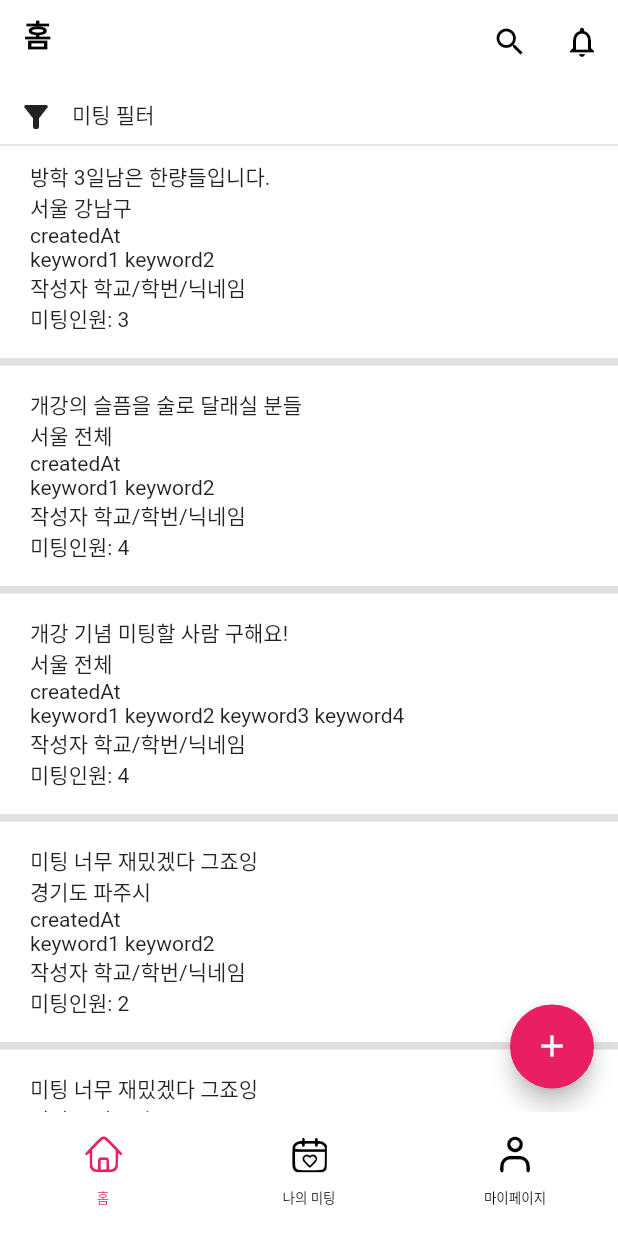
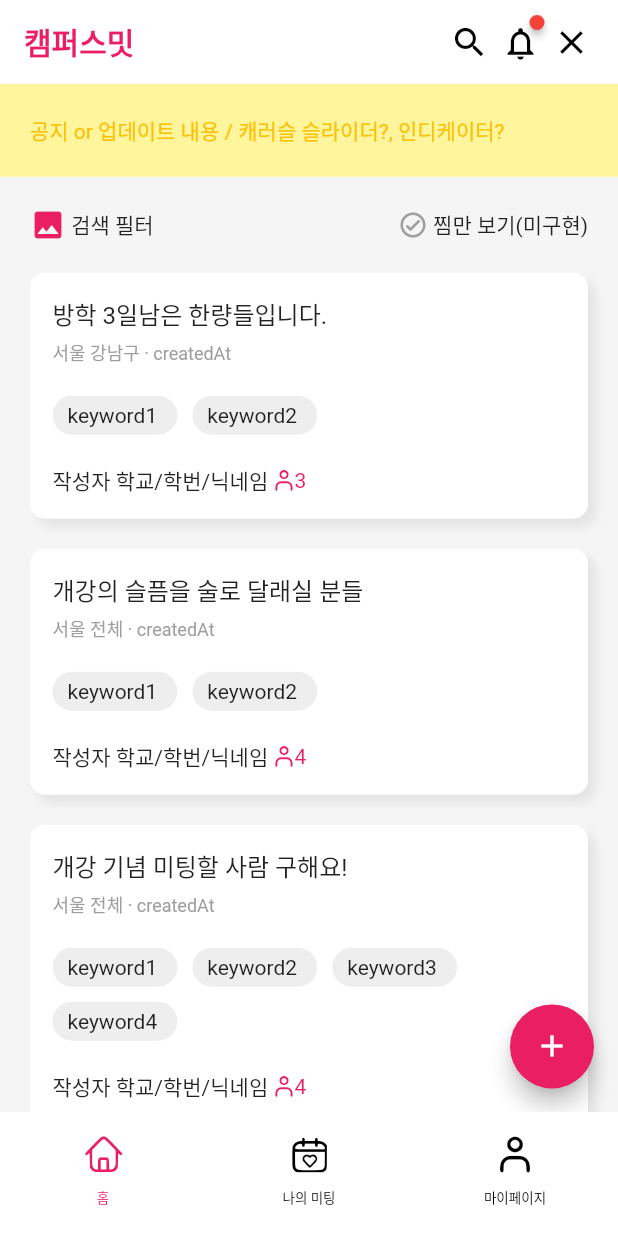
Before and after one commit to SeungtaeRyu/campusMeet_test, a Flutter app: the screen it shows after launch, on a phone screen of 412 x 824 dp. Run offline on Flutter 3.47's test engine with Material 2 defaults, Android fonts, the phone set to English and light mode, and no system bars; drawn by our look-alikes of badges; our stand-ins replace blur, carousel_slider, dotted_border, image_picker; Roboto replaces fonts that are missing (TmoneyRoundWind).

Commit message:
홈화면 작업, 폰트적용, 아이콘뱃지 적용

```diff
--- a/campus_meet_test/lib/screens/home.dart
+++ b/campus_meet_test/lib/screens/home.dart
@@ -1,3 +1,5 @@
+import 'package:badges/badges.dart';
+import 'package:campus_meet_test/common/custom_icons_icons.dart';
 import 'package:campus_meet_test/models/metting_post_model.dart';
 import 'package:campus_meet_test/screens/otherPersonProfile_screen.dart';
 import 'package:campus_meet_test/screens/homeWriting.dart';
@@ -89,53 +91,125 @@ class _HomeScreenState extends State<HomeScreen> {
         backgroundColor: Colors.white,
         elevation: 0.0,
         title: Container(
+          alignment: Alignment.centerLeft,
           height: MediaQuery.of(context).size.width * 0.1,
-          child: Text('홈', style: TextStyle(fontSize: 20, fontWeight: FontWeight.bold, color: Colors.black)),
+          child: Text(
+            '캠퍼스밋',
+            style: TextStyle(fontSize: 20, fontWeight: FontWeight.bold, color: Colors.pink, fontFamily: 'TmoneyRoundWind'),
+          ),
         ),
         actions: [
-          IconButton(icon: Icon(Icons.search, color: Colors.black), onPressed: () {
+          IconButton(
+              icon: Icon(Icons.search, color: Colors.black, size: 26),
+              padding: EdgeInsets.fromLTRB(0, 0, 10, 0),
+              constraints: BoxConstraints(),
+              onPressed: () {
                 Navigator.push(context, MaterialPageRoute(builder: (context) => HomeSearchScreen()));
               }),
-          IconButton(
-              icon: Icon(Icons.notifications_none_outlined, color: Colors.black),
+          Badge(
+            badgeContent: null,
+            position: BadgePosition.topEnd(top: 10, end: 5),
+            toAnimate: false,
+            showBadge: true,
+            child: IconButton(
+              icon: Icon(Icons.notifications_none_outlined, color: Colors.black, size: 26),
+              padding: EdgeInsets.fromLTRB(0, 0, 10, 0),
+              constraints: BoxConstraints(),
               onPressed: () {
                 Navigator.push(
                   context,
                   MaterialPageRoute(builder: (context) => NoticeScreen()),
                 );
-              }),
+              },
+            ),
+          ),
+          IconButton(icon: Icon(Icons.close, color: Colors.black, size: 26), padding: EdgeInsets.fromLTRB(0, 0, 20, 0), constraints: BoxConstraints(), onPressed: () {}),
         ],
       ),
+      backgroundColor: Colors.grey.shade100,
       body: Column(
         children: [
+          // 공지사항, 업데이트 배너
           Container(
-            padding: EdgeInsets.fromLTRB(0, 10, 20, 10),
-            height: MediaQuery.of(context).size.width * 0.1,
-            decoration: BoxDecoration(color: Colors.white, border: Border(bottom: BorderSide(color: Colors.grey.shade300))),
+            width: MediaQuery.of(context).size.width,
+            height: MediaQuery.of(context).size.width * 0.15,
+            color: Colors.yellow.shade200,
+            alignment: Alignment.centerLeft,
+            padding: EdgeInsets.fromLTRB(20, 0, 20, 0),
+            child: Text(
+              "공지 or 업데이트 내용 / 캐러슬 슬라이더?, 인디케이터?",
+              style: TextStyle(color: Colors.amber),
+            ),
+          ),
+
+          // 게시글 필터, 찜만보기
+          Container(
+            padding: EdgeInsets.fromLTRB(20, 20, 20, 20),
             child: Row(
-              mainAxisAlignment: MainAxisAlignment.start,
-              children: <Widget>[
-                IconButton(
-                  padding: EdgeInsets.zero,
-                  icon: Icon(Icons.filter_list_alt),
-                  onPressed: () {
-                    // filter component
+              mainAxisAlignment: MainAxisAlignment.spaceBetween,
+              children: [
+                // 검색 필터
+                InkWell(
+                  onTap: () {
                     Navigator.push(
                       context,
                       MaterialPageRoute(builder: (context) => MeetingFilterScreen()),
                     );
                   },
-                ),
-                Text("미팅 필터"),
+                  child: Row(
+                    children: [
+                      Icon(Icons.image, size: 24, color: Colors.pink),
+                      Text(" 검색 필터"),
                     ],
                   ),
                 ),
+
+                // 찜만 보기 (미구현)
+                InkWell(
+                  onTap: () {},
+                  child: Row(
+                    children: [
+                      Icon(Icons.check_circle_outline_rounded, size: 20, color: Colors.grey.shade500),
+                      Text(" 찜만 보기(미구현)"),
+                    ],
+                  ),
+                ),
+              ],
+            ),
+          ),
+
+          // 게시글 읽기
           Expanded(
-            child: ListView.separated(
+            child: ListView.builder(
               itemCount: meetingPosts.length,
               itemBuilder: (context, index) {
+                return renderMeetingPost(index);
+              },
+            ),
+          ),
+        ],
+      ),
+
+      // 글작성 페이지 이동
+      floatingActionButton: FloatingActionButton(
+        backgroundColor: Colors.pink,
+        onPressed: () {
+          Navigator.push(
+            context,
+            MaterialPageRoute(builder: (context) => WritingScreen()),
+          );
+        },
+        tooltip: 'go write!',
+        child: const Icon(Icons.add),
+      ),
+    );
+  }
+
+
+  // 미팅 게시글 불러오기
+  Widget renderMeetingPost(int index) {
     return InkWell(
-                  onTap: () {
+      onTap: (){
         showDialog(
           context: context,
           builder: (BuildContext context) {
@@ -248,44 +322,63 @@ class _HomeScreenState extends State<HomeScreen> {
         );
       },
       child: Container(
-                    width: MediaQuery.of(context).size.width,
-                    padding: EdgeInsets.fromLTRB(20, 10, 20, 10),
+        margin: EdgeInsets.fromLTRB(20, 0, 20, 20),
+        padding: EdgeInsets.all(15),
+        decoration: BoxDecoration(
+          borderRadius: BorderRadius.circular(10),
+          color: Colors.white,
+          boxShadow: [
+            BoxShadow(
+              color: Colors.grey.withOpacity(0.2),
+              offset: const Offset(5, 5),
+              blurRadius: 5.0,
+              // spreadRadius: 4,
+            )
+          ],
+        ),
+
         child: Column(
           crossAxisAlignment: CrossAxisAlignment.start,
-                      children: <Widget>[
-                        Text(meetingPosts[index].title),
-                        Text(meetingPosts[index].location),
-                        Text(meetingPosts[index].createdAt),
+          children: [
+            Text(
+              meetingPosts[index].title,
+              style: TextStyle(fontSize: 16),
+            ),
+            Padding(padding: EdgeInsets.only(bottom: 5)),
+            Text(
+              "${meetingPosts[index].location} · ${meetingPosts[index].createdAt}",
+              style: TextStyle(fontSize: 12, color: Colors.grey.shade500),
+            ),
+            Padding(padding: EdgeInsets.only(bottom: 20)),
+            Wrap(
+              spacing: 10,
+              runSpacing: 10,
+                children: <Widget>[for (String keyword in meetingPosts[index].keyword) Container(
+                    padding: EdgeInsets.fromLTRB(10, 5, 10, 5),
+                    decoration: BoxDecoration(borderRadius: BorderRadius.circular(20), color: Colors.grey.shade200),
+                    child: Text("${keyword} "))]
+            ),
+            Padding(padding: EdgeInsets.only(bottom: 20)),
             Row(
-                          children: <Widget>[for (String keyword in meetingPosts[index].keyword) Text("${keyword} ")],
+              children: [
+                Text(
+                  "${meetingPosts[index].writerId} ",
+                  style: TextStyle(fontSize: 14),
                 ),
-                        Text(meetingPosts[index].writerId),
-                        Text("미팅인원: ${meetingPosts[index].numMember}"),
+                Icon(
+                  CustomIcons.my_page,
+                  size: 14,
+                  color: Colors.pink,
+                ),
+                Text(
+                  "${meetingPosts[index].numMember}",
+                  style: TextStyle(color: Colors.pink),
+                )
+              ],
+            )
           ],
         ),
       ),
     );
-              },
-              separatorBuilder: (context, index) {
-                return const Divider(thickness: 5);
-              },
-            ),
-          ),
-        ],
-      ),
-
-      // 글작성 페이지 이동
-      floatingActionButton: FloatingActionButton(
-        backgroundColor: Colors.pink,
-        onPressed: () {
-          Navigator.push(
-            context,
-            MaterialPageRoute(builder: (context) => WritingScreen()),
-          );
-        },
-        tooltip: 'go write!',
-        child: const Icon(Icons.add),
-      ),
-    );
   }
 }
--- a/campus_meet_test/lib/screens/homeSearch.dart
+++ b/campus_meet_test/lib/screens/homeSearch.dart
@@ -149,7 +149,7 @@ class _HomeSearchScreenState extends State<HomeSearchScreen> {
               ) : Expanded(
                 child: SingleChildScrollView(
                   child: Container(
-                    color: Colors.grey.shade200,
+                    color: Colors.grey.shade100,
                     child: Column(
                       crossAxisAlignment: CrossAxisAlignment.stretch,
                       children: [
--- a/campus_meet_test/pubspec.yaml
+++ b/campus_meet_test/pubspec.yaml
@@ -39,6 +39,7 @@ dependencies:
   blur: ^3.0.0
   dotted_border: ^2.0.0+2
   cached_network_image:
+  badges: ^2.0.2
 
 dev_dependencies:
   flutter_test:
@@ -94,5 +95,8 @@ flutter:
     - family: CustomIcons
       fonts:
         - asset: fonts/CustomIcons.ttf
+    - family: TmoneyRoundWind
+      fonts:
+        - asset: assets/font/TmoneyRoundWindExtraBold.ttf
   # For details regarding fonts from package dependencies,
   # see https://flutter.dev/custom-fonts/#from-packages
```
Also changed, not shown: campus_meet_test/pubspec.lock, 2 other files. Lines whose indentation alone changed are shown as unchanged.
